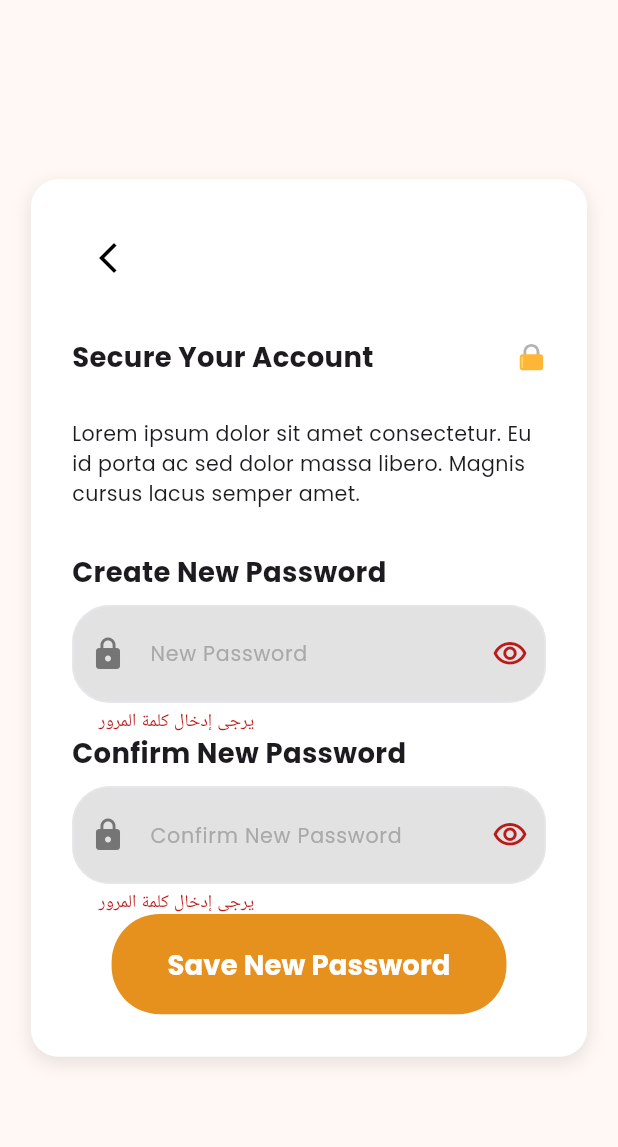
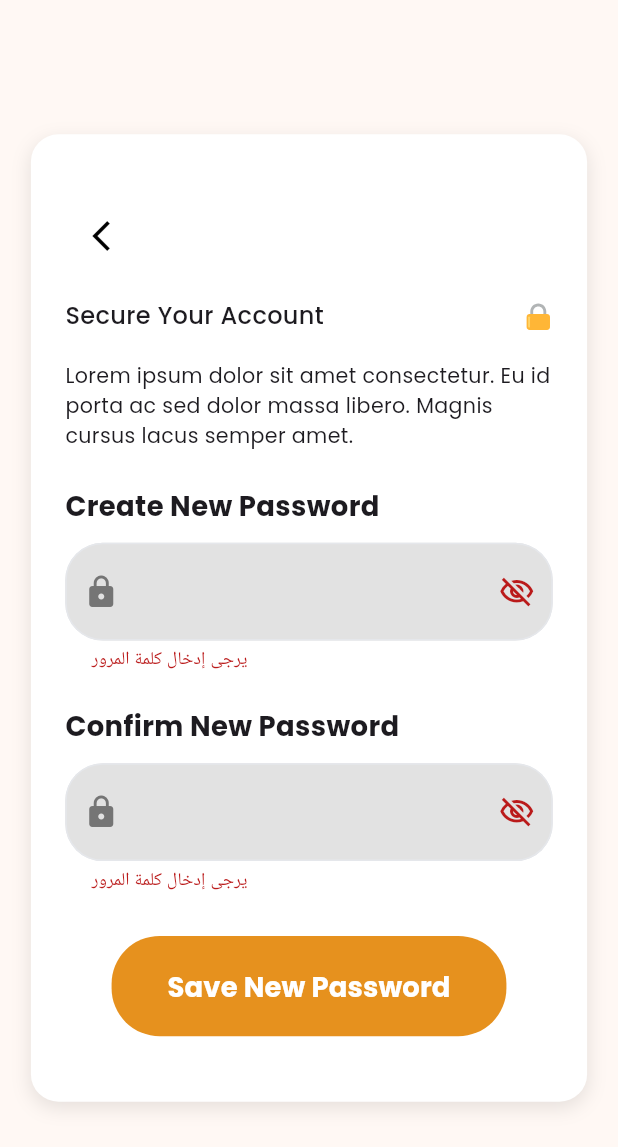
Before and after one commit to 4thPyramid/x_go, a Flutter app: the ResetPasswordView screen opened directly with empty values, after a tap on "Save New Password", on a phone screen of 412 x 824 dp. Shown: the top 1147 px of the screen. Run offline on Flutter 3.47's test engine with Material 3 defaults, Android fonts, the phone set to English and light mode, and no system bars; our stand-ins replace bloc, cached_network_image, dartz, dio, easy_localization, equatable and 14 more; accounts and stored records are empty; project files that could hold a hidden picture were left out.

Commit message:
feat: Improve login and reset password components with UI enhancements and state management

```diff
--- a/lib/features/auth/presentation/components/login_form_component.dart
+++ b/lib/features/auth/presentation/components/login_form_component.dart
@@ -14,6 +14,14 @@ class LoginForm extends StatefulWidget {
   const LoginForm({super.key});
 
   @override
+/* <<<<<<<<<<<<<<  ✨ Windsurf Command ⭐ >>>>>>>>>>>>>>>> */
+  /// Creates the state of the `LoginForm` widget.
+  ///
+  /// This function is called by Flutter when the `LoginForm` widget is
+  /// inserted into the tree. It returns an instance of the `_LoginFormState`
+  /// class, which is the state class for the `LoginForm` widget.
+  ///
+/* <<<<<<<<<<  20d2521e-c841-4b0f-818e-97d6e8beb41a  >>>>>>>>>>> */
   _LoginFormState createState() => _LoginFormState();
 }
 
@@ -34,7 +42,7 @@ class _LoginFormState extends State<LoginForm> {
   @override
   Widget build(BuildContext context) {
     return Padding(
-      padding: EdgeInsets.symmetric(horizontal: 16.w, vertical: 15),
+      padding: EdgeInsets.symmetric(horizontal: 16.w, vertical: 15.h),
       child: Form(
         key: _formKey,
         child: Column(
--- a/lib/features/auth/presentation/components/otp_component.dart
+++ b/lib/features/auth/presentation/components/otp_component.dart
@@ -22,7 +22,6 @@ class OtpComponent extends StatelessWidget {
         SizedBox(height: 8.h),
         OTPTextField(
           length: 6,
-
           width: MediaQuery.of(context).size.width,
           otpFieldStyle: OtpFieldStyle(
             focusBorderColor: AppColors.primaryColor,
@@ -31,7 +30,7 @@ class OtpComponent extends StatelessWidget {
           ),
           fieldWidth: 40,
 
-          style: TextStyle(fontSize: 17),
+          style: TextStyle(fontSize: 17.sp, ),
           textFieldAlignment: MainAxisAlignment.spaceAround,
           fieldStyle: FieldStyle.box,
 
@@ -41,8 +40,7 @@ class OtpComponent extends StatelessWidget {
             context.read<AuthCubit>().otp(email, pin);
           },
         ),
-        SizedBox(height: 24.h),
-
+        SizedBox(height: 14.h),
         BlocBuilder<AuthCubit, AuthState>(
           builder: (context, state) {
             return state is ForgotPasswordLoading
@@ -58,7 +56,7 @@ class OtpComponent extends StatelessWidget {
                   );
           },
         ),
-        SizedBox(height: 24.h),
+        SizedBox(height: 14.h),
         BlocConsumer<AuthCubit, AuthState>(
           builder: (context, state) {
             return state is OtpLoading
--- a/lib/features/auth/presentation/components/remember_me_component.dart
+++ b/lib/features/auth/presentation/components/remember_me_component.dart
@@ -1,4 +1,5 @@
 import 'package:flutter/material.dart';
+import 'package:flutter_screenutil/flutter_screenutil.dart';
 import 'package:go_router/go_router.dart';
 import 'package:x_go/core/routes/router_names.dart';
 import 'package:x_go/core/utils/app_styles.dart';
@@ -28,7 +29,10 @@ class _RememberMeComponentState extends State<RememberMeComponent> {
                 });
               },
             ),
-            Text('Remember me', style: AppStyles.ts16W400),
+            Text(
+              'Remember me',
+              style: AppStyles.ts16W400.copyWith(fontSize: 13.sp),
+            ),
           ],
         ),
         Spacer(),
@@ -36,7 +40,10 @@ class _RememberMeComponentState extends State<RememberMeComponent> {
           onPressed: () {
             context.push(RouterNames.forgotPassword);
           },
-          child: Text('Forgot Password?', style: AppStyles.ts16W400),
+          child: Text(
+            'Forgot Password?',
+            style: AppStyles.ts16W400.copyWith(fontSize: 13.sp),
+          ),
         ),
       ],
     );
--- a/lib/features/auth/presentation/components/rest_password_component.dart
+++ b/lib/features/auth/presentation/components/rest_password_component.dart
@@ -12,6 +12,7 @@ import 'package:x_go/features/auth/presentation/logic/cubit/auth_cubit.dart';
 class ResetPasswordComponent extends StatefulWidget {
   final String email;
   final String otp;
+
   const ResetPasswordComponent({
     super.key,
     required this.email,
@@ -23,51 +24,29 @@ class ResetPasswordComponent extends StatefulWidget {
 }
 
 class _ResetPasswordComponentState extends State<ResetPasswordComponent> {
-  final formKey = GlobalKey<FormState>();
-  final passwordController = TextEditingController();
-  final confirmPasswordController = TextEditingController();
+  final _formKey = GlobalKey<FormState>();
+  final _passwordController = TextEditingController();
+  final _confirmPasswordController = TextEditingController();
+  bool _isPasswordVisible = false;
+  bool _isConfirmPasswordVisible = false;
+
+  @override
+  void dispose() {
+    _passwordController.dispose();
+    _confirmPasswordController.dispose();
+    super.dispose();
+  }
+
   @override
   Widget build(BuildContext context) {
     return Form(
-      key: formKey,
+      key: _formKey,
       child: Column(
         children: [
-          Align(
-            alignment: Alignment.centerLeft,
-            child: Text(
-              'Create New Password',
-              style: TextStyle(fontSize: 16.sp, fontWeight: FontWeight.w600),
-            ),
-          ),
-          SizedBox(height: 8.h),
-          CustomTextFormField(
-            labelText: 'New Password',
-            controller: passwordController,
-            isPassword: true,
-            prefixIcon: Icon(Icons.lock, color: Colors.grey[600]),
-            fillColor: Colors.grey.withValues(alpha: 0.3),
-            keyboardType: TextInputType.visiblePassword,
-            validator: Validator.validatePassword,
-          ),
-
-          Align(
-            alignment: Alignment.centerLeft,
-            child: Text(
-              'Confirm New Password',
-              style: TextStyle(fontSize: 16.sp, fontWeight: FontWeight.w600),
-            ),
-          ),
-          SizedBox(height: 8.h),
-          CustomTextFormField(
-            labelText: 'Confirm New Password',
-            controller: confirmPasswordController,
-            isPassword: true,
-            prefixIcon: Icon(Icons.lock, color: Colors.grey[600]),
-            fillColor: Colors.grey.withValues(alpha: 0.3),
-            keyboardType: TextInputType.visiblePassword,
-            validator: Validator.validatePassword,
-          ),
-
+          _buildPasswordField(),
+          SizedBox(height: 20.h),
+          _buildConfirmPasswordField(),
+          SizedBox(height: 25.h),
           BlocConsumer<AuthCubit, AuthState>(
             listener: (context, state) {
               if (state is ResetPasswordError) {
@@ -78,32 +57,103 @@ class _ResetPasswordComponentState extends State<ResetPasswordComponent> {
               }
             },
             builder: (context, state) {
-              return state is ResetPasswordLoading
-                  ? const Center(child: CircularProgressIndicator())
-                  : CustomButton(
-                      text: 'Save New Password',
-                      onPressed: () {
-                        if (formKey.currentState?.validate() ?? false) {
-                          if (passwordController.text ==
-                              confirmPasswordController.text) {
-                            context.read<AuthCubit>().resetPassword(
-                              widget.email,
-                              passwordController.text,
-                              widget.otp,
-                            );
-                          } else {
-                            showToast(
-                              message: 'Passwords do not match',
-                              state: ToastStates.ERROR,
-                            );
-                          }
-                        }
-                      },
-                    );
+              if (state is ResetPasswordLoading) {
+                return const Center(child: CircularProgressIndicator());
+              }
+              return CustomButton(
+                text: 'Save New Password',
+                onPressed: _handleResetPassword,
+              );
             },
           ),
         ],
       ),
     );
   }
+
+  void _togglePasswordVisibility() {
+    setState(() {
+      _isPasswordVisible = !_isPasswordVisible;
+    });
+  }
+
+  void _toggleConfirmPasswordVisibility() {
+    setState(() {
+      _isConfirmPasswordVisible = !_isConfirmPasswordVisible;
+    });
+  }
+
+  void _handleResetPassword() {
+    if (_formKey.currentState?.validate() ?? false) {
+      if (_passwordController.text != _confirmPasswordController.text) {
+        showToast(message: 'Passwords do not match', state: ToastStates.ERROR);
+        return;
+      }
+      context.read<AuthCubit>().resetPassword(
+        widget.email,
+        _passwordController.text,
+        widget.otp,
+      );
+    }
+  }
+
+  Widget _buildPasswordField() {
+    return Column(
+      crossAxisAlignment: CrossAxisAlignment.start,
+      children: [
+        Text(
+          'Create New Password',
+          style: TextStyle(fontSize: 16.sp, fontWeight: FontWeight.w600),
+        ),
+        SizedBox(height: 10.h),
+        CustomTextFormField(
+          controller: _passwordController,
+          isPassword: true,
+          prefixIcon: Icon(Icons.lock, color: Colors.grey[600]),
+          fillColor: Colors.grey.withOpacity(0.3),
+          keyboardType: TextInputType.visiblePassword,
+          validator: Validator.validatePassword,
+          obscureText: !_isPasswordVisible,
+          suffixIcon: IconButton(
+            icon: Icon(
+              _isPasswordVisible ? Icons.visibility : Icons.visibility_off,
+              color: Colors.grey,
+            ),
+            onPressed: _togglePasswordVisibility,
+          ),
+        ),
+      ],
+    );
+  }
+
+  Widget _buildConfirmPasswordField() {
+    return Column(
+      crossAxisAlignment: CrossAxisAlignment.start,
+      children: [
+        Text(
+          'Confirm New Password',
+          style: TextStyle(fontSize: 16.sp, fontWeight: FontWeight.w600),
+        ),
+        SizedBox(height: 10.h),
+        CustomTextFormField(
+          controller: _confirmPasswordController,
+          isPassword: true,
+          prefixIcon: Icon(Icons.lock, color: Colors.grey[600]),
+          fillColor: Colors.grey.withOpacity(0.3),
+          keyboardType: TextInputType.visiblePassword,
+          validator: Validator.validatePassword,
+          obscureText: !_isConfirmPasswordVisible,
+          suffixIcon: IconButton(
+            icon: Icon(
+              _isConfirmPasswordVisible
+                  ? Icons.visibility
+                  : Icons.visibility_off,
+              color: Colors.grey,
+            ),
+            onPressed: _toggleConfirmPasswordVisibility,
+          ),
+        ),
+      ],
+    );
+  }
 }
--- a/lib/features/auth/presentation/view/reset_password_view.dart
+++ b/lib/features/auth/presentation/view/reset_password_view.dart
@@ -14,10 +14,10 @@ class ResetPasswordView extends StatelessWidget {
   Widget build(BuildContext context) {
     return Scaffold(
       body: Padding(
-        padding: EdgeInsets.symmetric(horizontal: 18.w, vertical: 100.h),
+        padding: EdgeInsets.symmetric(horizontal: 18.w, vertical: 75.h),
         child: Center(
           child: Container(
-            padding: EdgeInsets.all(24.w),
+            padding: EdgeInsets.all(20.w),
             decoration: BoxDecoration(
               color: Colors.white,
               borderRadius: BorderRadius.circular(16.r),
@@ -34,7 +34,7 @@ class ResetPasswordView extends StatelessWidget {
               crossAxisAlignment: CrossAxisAlignment.center,
               children: [
                 ResetPasswordDetails(),
-                SizedBox(height: 24.h),
+                SizedBox(height: 20.h),
                 ResetPasswordComponent(email: email, otp: otp),
               ],
             ),
--- a/lib/features/auth/presentation/widgets/reset_password_details.dart
+++ b/lib/features/auth/presentation/widgets/reset_password_details.dart
@@ -19,18 +19,18 @@ class ResetPasswordDetails extends StatelessWidget {
             icon: Icon(Icons.arrow_back_ios_new, color: Colors.black),
           ),
         ),
-        SizedBox(height: 24.h),
+        SizedBox(height: 15.h),
         Row(
           children: [
             Text(
               'Secure Your Account',
-              style: TextStyle(fontSize: 16.sp, fontWeight: FontWeight.w600),
+              style: TextStyle(fontSize: 14.sp, fontWeight: FontWeight.w500),
             ),
             Spacer(),
             SvgPicture.asset('assets/images/lock.svg'),
           ],
         ),
-        SizedBox(height: 24.h),
+        SizedBox(height: 15.h),
         Text(
           'Lorem ipsum dolor sit amet consectetur. Eu id porta ac sed dolor massa libero. Magnis cursus lacus semper amet. ',
           style: TextStyle(fontSize: 12.sp, fontWeight: FontWeight.w400),
```
